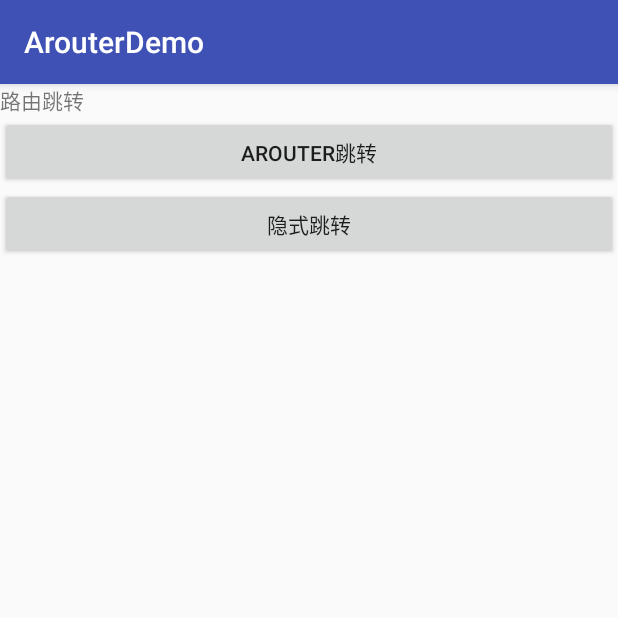
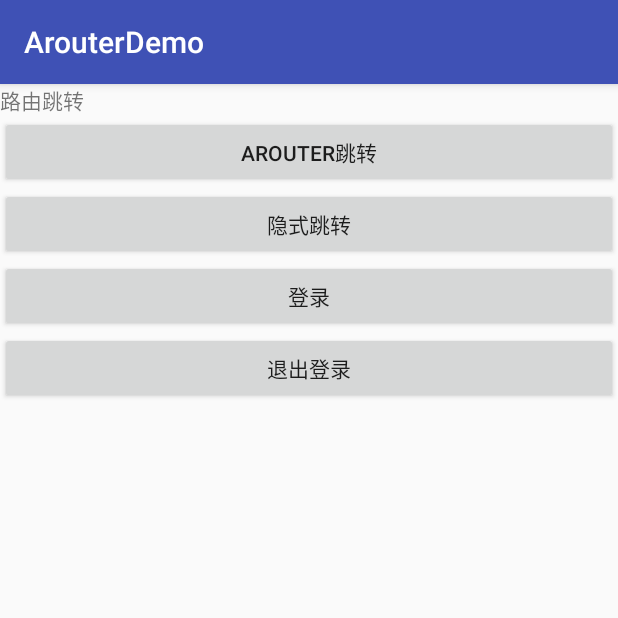
Before and after one commit to sunkeding/ArouterDemo, an Android app: the screen it shows after launch (MainActivity), on a phone screen of 412 x 824 dp, the top half of it. Run offline under Robolectric (Android 15) with nearby library versions, the phone set to English and light mode, and no system bars; 3 statements that could not run were skipped.

Commit message:
做了下相关的拦截逻辑

```diff
--- a/app/src/main/AndroidManifest.xml
+++ b/app/src/main/AndroidManifest.xml
@@ -81,6 +81,7 @@
         </activity>
         <activity android:name=".arouter.activity.ArouterMainActivity" />
         <activity android:name=".implicitjump.activity.ImplicitJumpMainActivity" />
+        <activity android:name=".LoginActivity" />
     </application>
 
 </manifest>
--- a/app/src/main/java/sunkeding/com/arouterdemo/MainActivity.java
+++ b/app/src/main/java/sunkeding/com/arouterdemo/MainActivity.java
@@ -5,6 +5,7 @@ import android.os.Bundle;
 import android.support.v7.app.AppCompatActivity;
 import android.view.View;
 
+import sunkeding.com.arouterdemo.app.MyApp;
 import sunkeding.com.arouterdemo.arouter.activity.ArouterMainActivity;
 import sunkeding.com.arouterdemo.implicitjump.activity.ImplicitJumpMainActivity;
 
@@ -26,6 +27,18 @@ public class MainActivity extends AppCompatActivity {
                 startActivity(new Intent(MainActivity.this, ImplicitJumpMainActivity.class));
             }
         });
+        findViewById(R.id.bt3).setOnClickListener(new View.OnClickListener() {
+            @Override
+            public void onClick(View view) {
+                MyApp.isLogon=true;
+            }
+        });
+        findViewById(R.id.bt4).setOnClickListener(new View.OnClickListener() {
+            @Override
+            public void onClick(View view) {
+                MyApp.isLogon = false;
+            }
+        });
 
     }
 
--- a/app/src/main/java/sunkeding/com/arouterdemo/app/MyApp.java
+++ b/app/src/main/java/sunkeding/com/arouterdemo/app/MyApp.java
@@ -9,7 +9,9 @@ import com.alibaba.android.arouter.launcher.ARouter;
  * @date 2018/10/14
  * @Desc MyApp
  */
-public class MyApp extends Application{
+public class MyApp extends Application {
+    public static boolean isLogon = false;
+
     @Override
     public void onCreate() {
         super.onCreate();
--- a/app/src/main/res/layout/activity_main.xml
+++ b/app/src/main/res/layout/activity_main.xml
@@ -24,6 +24,19 @@
         android:layout_height="wrap_content"
         android:text="隐式跳转" />
 
+    <Button
+        android:id="@+id/bt3"
+
+        android:layout_width="match_parent"
+        android:layout_height="wrap_content"
+        android:text="登录" />
+
+    <Button
+        android:id="@+id/bt4"
+
+        android:layout_width="match_parent"
+        android:layout_height="wrap_content"
+        android:text="退出登录" />
 
 
 </LinearLayout>
```
Also changed, not shown: app/src/main/java/sunkeding/com/arouterdemo/LoginActivity.java (added, +39 -0 lines), app/src/main/java/sunkeding/com/arouterdemo/activity/WebviewActivity.java (+32 -3 lines), app/src/main/java/sunkeding/com/arouterdemo/arouter/Arouter.java (deleted, +0 -9 lines), app/src/main/java/sunkeding/com/arouterdemo/implicitjump/ImplicitJump.java (deleted, +0 -9 lines), app/src/main/java/sunkeding/com/arouterdemo/implicitjump/activity/ImplicitJumpMainActivity.java (+5 -5 lines), app/src/main/java/sunkeding/com/arouterdemo/implicitjump/util/LoginUtil.java (added, +23 -0 lines), app/src/main/java/sunkeding/com/arouterdemo/implicitjump/util/RouterJumpUtil.java (added, +39 -0 lines), app/src/main/res/layout/activity_login.xml (added, +12 -0 lines).
